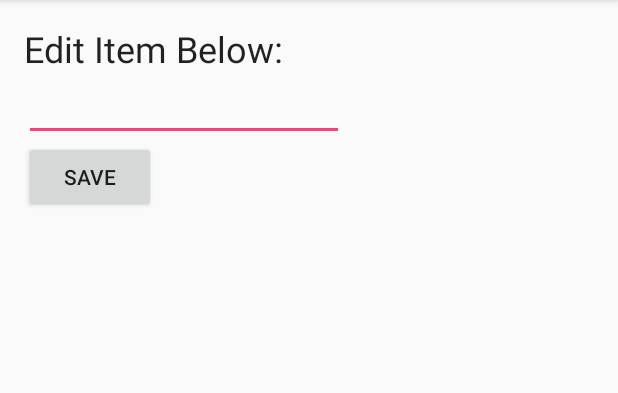
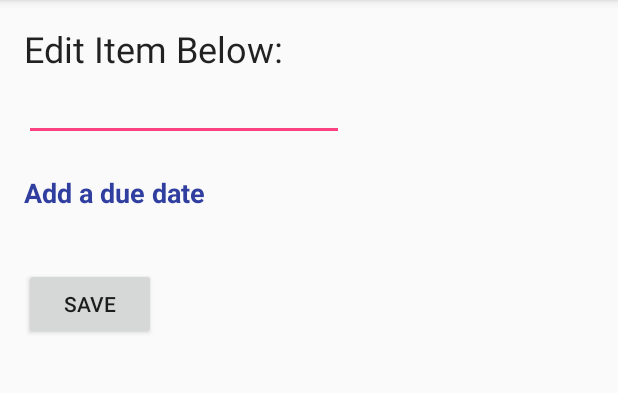
Before and after one commit to heydemo/todubious, an Android app: the EditItemActivity screen opened directly, with no data from a screen before it, on a phone screen of 412 x 824 dp, the part 84-477 px from its top. Run offline under Robolectric (Android 15) with nearby library versions, the phone set to English and light mode, and no system bars; 1 statement that could not run was skipped.

Commit message:
Adding support for due dates

```diff
--- a/app/src/main/AndroidManifest.xml
+++ b/app/src/main/AndroidManifest.xml
@@ -16,7 +16,8 @@
                 <category android:name="android.intent.category.LAUNCHER" />
             </intent-filter>
         </activity>
-        <activity android:name=".EditItemActivity"></activity>
+        <activity android:name=".EditItemActivity" />
+        <activity android:name=".EditDueDateActivity"></activity>
     </application>
 
 </manifest>
--- a/app/src/main/java/com/bliss31/todoapp/EditItemActivity.java
+++ b/app/src/main/java/com/bliss31/todoapp/EditItemActivity.java
@@ -4,11 +4,18 @@ import android.content.Intent;
 import android.support.v7.app.AppCompatActivity;
 import android.os.Bundle;
 import android.view.View;
+import android.view.animation.Animation;
+import android.view.animation.AnimationUtils;
 import android.widget.EditText;
+import android.widget.TextView;
+import com.bliss31.todoapp.util.TodoDate;
 
 public class EditItemActivity extends AppCompatActivity {
     EditText editText;
     int itemPosition;
+    long dueDateInMillis = 0;
+
+    private final int EDIT_DUE_DATE_REQUEST_CODE = 20;
 
     @Override
     protected void onCreate(Bundle savedInstanceState) {
@@ -19,12 +26,52 @@ public class EditItemActivity extends AppCompatActivity {
         editText.setText(itemText);
         editText.setSelection(itemText.length());
         itemPosition = getIntent().getIntExtra("itemPosition", 0);
+        setUpDueDateLink();
     }
+    public void setUpDueDateLink() {
+        TextView addDueDateLink = (TextView) findViewById(R.id.tvDueDate);
+        if (dueDateInMillis == 0) {
+          dueDateInMillis = getIntent().getLongExtra("dueDateInMillis", 0);
+        }
+        String dueDateString = getString(R.string.add_due_date);
+        if (dueDateInMillis > 0) {
+            dueDateString = getString(R.string.due) + " " + TodoDate.longToString(dueDateInMillis);
+        }
+        addDueDateLink.setText(dueDateString);
+
+
+        addDueDateLink.setOnClickListener(new View.OnClickListener() {
+            @Override
+            public void onClick(View v) {
+                Intent intent = new Intent(EditItemActivity.this, EditDueDateActivity.class);
+                intent.putExtra("dueDateInMillis", dueDateInMillis);
+                startActivityForResult(intent, EDIT_DUE_DATE_REQUEST_CODE);
+            }
+        });
+    }
+    @Override
+    protected void onActivityResult(int requestCode, int resultCode, Intent result) {
+        if (resultCode == RESULT_OK && requestCode == EDIT_DUE_DATE_REQUEST_CODE) {
+            dueDateInMillis = result.getLongExtra("dueDateInMillis", 0);
+            setUpDueDateLink();
+            emphasizeDueDateChange();
+        }
+    }
+
+    protected void emphasizeDueDateChange() {
+        Animation animation = AnimationUtils.loadAnimation(this, R.anim.text_emphasis);
+        animation.reset();
+        TextView dueDateTextView = (TextView) findViewById(R.id.tvDueDate);
+        dueDateTextView.clearAnimation();
+        dueDateTextView.startAnimation(animation);
+    }
+
     public void onEditSubmit(View view) {
         Intent result = new Intent();
         String itemText = editText.getText().toString();
         result.putExtra("itemText", itemText);
         result.putExtra("itemPosition", itemPosition);
+        result.putExtra("dueDateInMillis", dueDateInMillis);
         setResult(RESULT_OK, result);
         finish();
     }
--- /dev/null
+++ b/app/src/main/res/anim/text_emphasis.xml
@@ -0,0 +1,13 @@
+<?xml version="1.0" encoding="utf-8"?>
+<set xmlns:android="http://schemas.android.com/apk/res/android">
+    <scale xmlns:android="http://schemas.android.com/apk/res/android"
+        android:duration="600"
+        android:fromXScale="1"
+        android:fromYScale="1"
+        android:pivotX="50%"
+        android:pivotY="50%"
+        android:repeatCount="1"
+        android:repeatMode="reverse"
+        android:toXScale="0.9"
+        android:toYScale="0.9" />
+</set>
--- a/app/src/main/res/layout/activity_edit_item.xml
+++ b/app/src/main/res/layout/activity_edit_item.xml
@@ -30,13 +30,29 @@
         android:id="@+id/textView"
         android:textAppearance="@style/TextAppearance.AppCompat.Headline" />
 
+    <TextView
+        android:text="@string/add_due_date"
+        android:layout_width="wrap_content"
+        android:layout_height="wrap_content"
+        android:id="@+id/tvDueDate"
+        android:textSize="18sp"
+        android:textAllCaps="false"
+        android:textStyle="normal|bold"
+        android:textColor="@color/colorPrimaryDark"
+        android:layout_below="@+id/etUpdateItem"
+        android:layout_alignParentLeft="true"
+        android:layout_alignParentStart="true"
+        android:layout_marginTop="22dp" />
+
     <Button
         android:text="@string/Save"
         android:layout_width="wrap_content"
         android:layout_height="wrap_content"
-        android:layout_below="@+id/etUpdateItem"
+        android:onClick="onEditSubmit"
+        android:id="@+id/btnEditItem"
+        android:layout_marginTop="38dp"
+        android:layout_below="@+id/tvDueDate"
         android:layout_alignParentLeft="true"
-        android:layout_alignParentStart="true"
-        android:onClick="onEditSubmit"
-        android:id="@+id/btnEditItem" />
+        android:layout_alignParentStart="true" />
+
 </RelativeLayout>
--- a/app/src/main/res/values/colors.xml
+++ b/app/src/main/res/values/colors.xml
@@ -1,6 +1,6 @@
 <?xml version="1.0" encoding="utf-8"?>
 <resources>
     <color name="colorPrimary">#3F51B5</color>
-    <color name="colorPrimaryDark">#303F9F</color>
+    <color name="colorPrimaryDark">#303f9f</color>
     <color name="colorAccent">#FF4081</color>
 </resources>
--- a/app/src/main/res/values/strings.xml
+++ b/app/src/main/res/values/strings.xml
@@ -2,6 +2,8 @@
     <string name="app_name">Todubious</string>
     <string name="Add">Add</string>
     <string name="add_item">Add a new item...</string>
-    <string name="edit_item_header" >Edit Item Below:</string>
+    <string name="edit_item_header">Edit Item Below:</string>
     <string name="Save">Save</string>
+    <string name="add_due_date">Add a due date</string>
+    <string name="due">Due: </string>
 </resources>
```
Also changed, not shown: app/src/main/java/com/bliss31/todoapp/EditDueDateActivity.java (added, +64 -0 lines), app/src/main/java/com/bliss31/todoapp/MainActivity.java (+5 -4 lines), app/src/main/java/com/bliss31/todoapp/adapters/TodosAdapter.java (+18 -0 lines), app/src/main/java/com/bliss31/todoapp/models/TodoDatabase.java (+17 -1 lines), app/src/main/java/com/bliss31/todoapp/models/TodoModel.java (+12 -0 lines), app/src/main/java/com/bliss31/todoapp/util/TodoDate.java (added, +18 -0 lines), app/src/main/res/layout/activity_edit_due_date.xml (added, +28 -0 lines), app/src/main/res/layout/item_todo.xml (+17 -2 lines), 1 other file.
